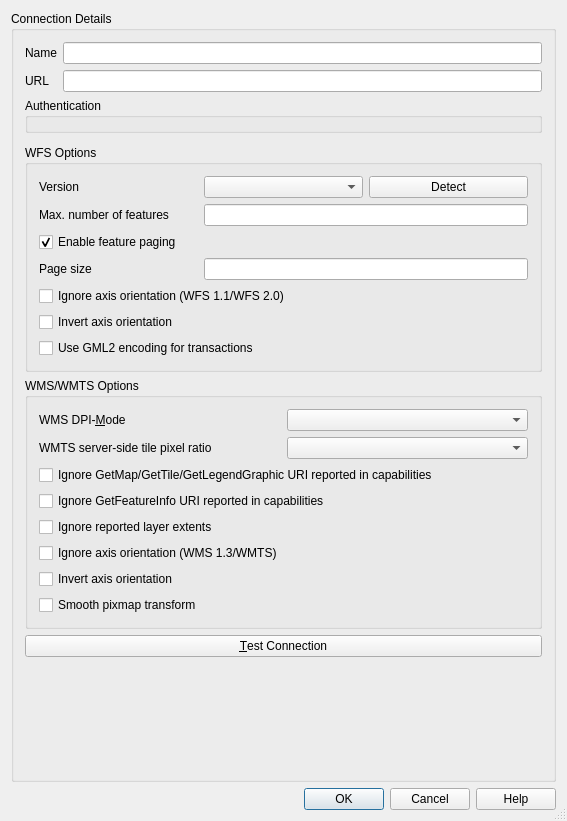
This is src/ui/qgsnewhttpconnectionbase.ui in nextgis/nextgisqgis as Qt 5 draws it before an edit. The edited form follows.
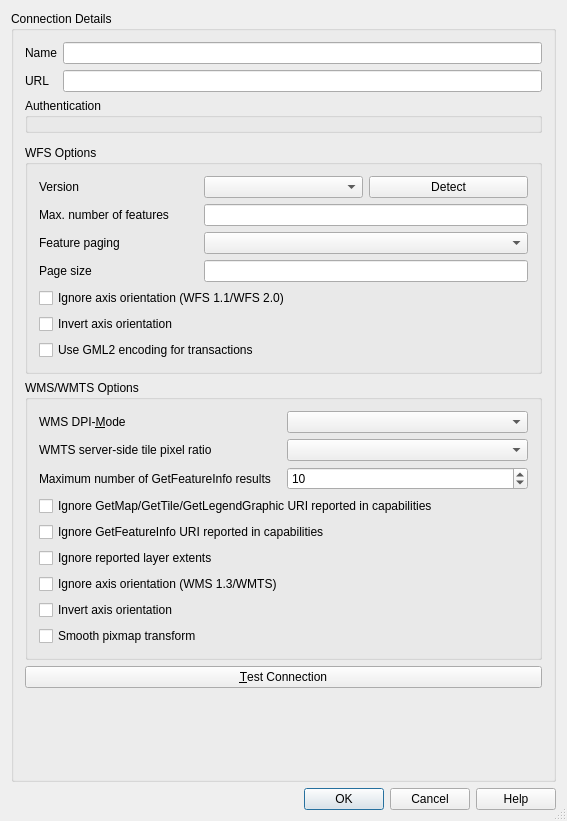
This is the edited form. Custom widgets are drawn as their Qt base class.

What changed in the file:
```diff
--- a/src/ui/qgsnewhttpconnectionbase.ui
+++ b/src/ui/qgsnewhttpconnectionbase.ui
@@ -84,16 +84,16 @@
            </property>
           </widget>
          </item>
-         <item row="3" column="0" colspan="3">
-          <widget class="QCheckBox" name="cbxWfsFeaturePaging">
+         <item row="3" column="0">
+          <widget class="QLabel" name="lblFeaturePaging">
            <property name="text">
-            <string>Enable feature paging</string>
-           </property>
-           <property name="checked">
-            <bool>true</bool>
+            <string>Feature paging</string>
            </property>
           </widget>
          </item>
+         <item row="3" column="1" colspan="2">
+          <widget class="QComboBox" name="cmbFeaturePaging"/>
+         </item>
          <item row="2" column="1" colspan="2">
           <widget class="QLineEdit" name="txtMaxNumFeatures">
            <property name="toolTip">
@@ -140,43 +140,43 @@
          <string>WMS/WMTS Options</string>
         </property>
         <layout class="QGridLayout" name="gridLayout_2">
-         <item row="5" column="0" colspan="2">
-          <widget class="QCheckBox" name="cbxWmsIgnoreAxisOrientation">
-           <property name="text">
-            <string>Ignore axis orientation (WMS 1.3/WMTS)</string>
-           </property>
-          </widget>
-         </item>
-         <item row="3" column="0" colspan="2">
-          <widget class="QCheckBox" name="cbxIgnoreGetFeatureInfoURI">
-           <property name="text">
-            <string>Ignore GetFeatureInfo URI reported in capabilities</string>
-           </property>
-          </widget>
-         </item>
-         <item row="2" column="0" colspan="2">
-          <widget class="QCheckBox" name="cbxIgnoreGetMapURI">
-           <property name="text">
-            <string>Ignore GetMap/GetTile/GetLegendGraphic URI reported in capabilities</string>
-           </property>
-          </widget>
-         </item>
-         <item row="10" column="0" colspan="2">
+         <item row="13" column="0" colspan="2">
           <widget class="QCheckBox" name="cbxSmoothPixmapTransform">
            <property name="text">
             <string>Smooth pixmap transform</string>
            </property>
           </widget>
          </item>
-         <item row="6" column="0" colspan="2">
+         <item row="8" column="0" colspan="2">
+          <widget class="QCheckBox" name="cbxWmsIgnoreAxisOrientation">
+           <property name="text">
+            <string>Ignore axis orientation (WMS 1.3/WMTS)</string>
+           </property>
+          </widget>
+         </item>
+         <item row="1" column="1">
+          <widget class="QComboBox" name="cmbTilePixelRatio"/>
+         </item>
+         <item row="2" column="0">
+          <widget class="QLabel" name="lblFeatureCount">
+           <property name="text">
+            <string>Maximum number of GetFeatureInfo results</string>
+           </property>
+          </widget>
+         </item>
+         <item row="9" column="0" colspan="2">
           <widget class="QCheckBox" name="cbxWmsInvertAxisOrientation">
            <property name="text">
             <string>Invert axis orientation</string>
            </property>
           </widget>
          </item>
-         <item row="0" column="1">
-          <widget class="QComboBox" name="cmbDpiMode"/>
+         <item row="6" column="0" colspan="2">
+          <widget class="QCheckBox" name="cbxIgnoreGetFeatureInfoURI">
+           <property name="text">
+            <string>Ignore GetFeatureInfo URI reported in capabilities</string>
+           </property>
+          </widget>
          </item>
          <item row="0" column="0">
           <widget class="QLabel" name="lblDpiMode">
@@ -188,8 +188,15 @@
            </property>
           </widget>
          </item>
-         <item row="1" column="1">
-          <widget class="QComboBox" name="cmbTilePixelRatio"/>
+         <item row="7" column="0" colspan="2">
+          <widget class="QCheckBox" name="cbxWmsIgnoreReportedLayerExtents">
+           <property name="text">
+            <string>Ignore reported layer extents</string>
+           </property>
+          </widget>
+         </item>
+         <item row="0" column="1">
+          <widget class="QComboBox" name="cmbDpiMode"/>
          </item>
          <item row="1" column="0">
           <widget class="QLabel" name="lblTilePixelRatio">
@@ -201,10 +208,29 @@
            </property>
           </widget>
          </item>
-         <item row="4" column="0" colspan="2">
-          <widget class="QCheckBox" name="cbxWmsIgnoreReportedLayerExtents">
+         <item row="5" column="0" colspan="2">
+          <widget class="QCheckBox" name="cbxIgnoreGetMapURI">
            <property name="text">
-            <string>Ignore reported layer extents</string>
+            <string>Ignore GetMap/GetTile/GetLegendGraphic URI reported in capabilities</string>
+           </property>
+          </widget>
+         </item>
+         <item row="2" column="1">
+          <widget class="QSpinBox" name="sbFeatureCount">
+           <property name="toolTip">
+            <string>&lt;html&gt;&lt;head/&gt;&lt;body&gt;&lt;p&gt;Specify a default value for FEATURE_COUNT when a new layer is created from this connection. &lt;/p&gt;&lt;p&gt;FEATURE_COUNT defines the maximum number of results returned by a GetFeatureInfo request, if not specified the server default value (usually 1) will be used.&lt;/p&gt;&lt;p&gt;Set to 0 to use server default: no FEATURE_COUNT parameter will be added to the request.&lt;/p&gt;&lt;p&gt;&lt;br/&gt;&lt;/p&gt;&lt;/body&gt;&lt;/html&gt;</string>
+           </property>
+           <property name="specialValueText">
+            <string>server default</string>
+           </property>
+           <property name="minimum">
+            <number>0</number>
+           </property>
+           <property name="maximum">
+            <number>1000</number>
+           </property>
+           <property name="value">
+            <number>10</number>
            </property>
           </widget>
          </item>
```
Left out of the diff: 14 changed lines with no effect on the pictures.
